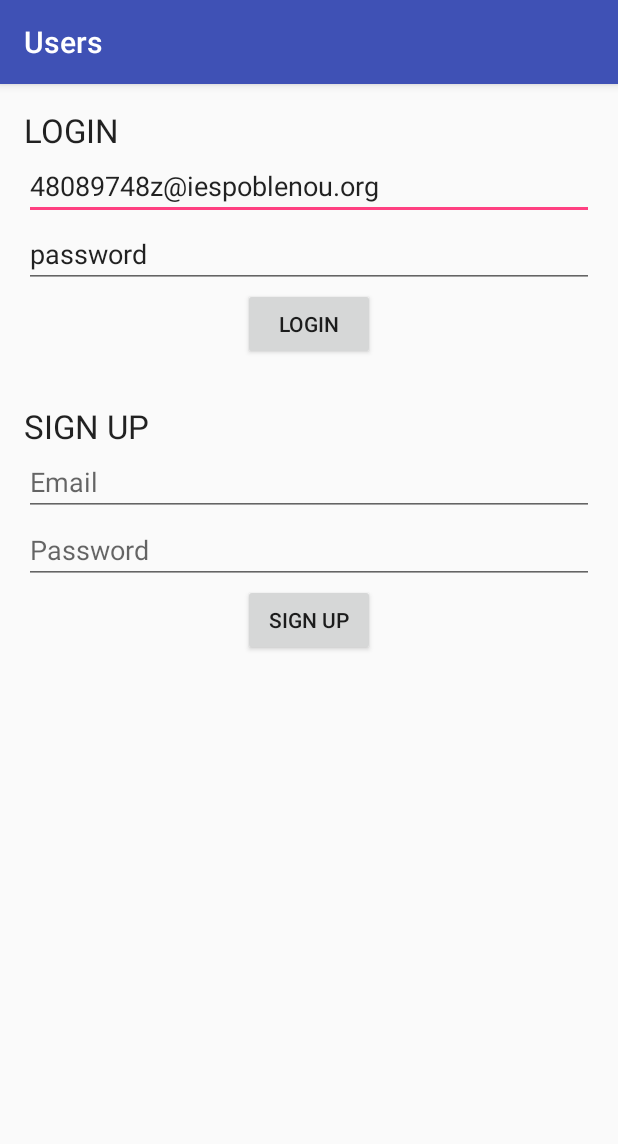
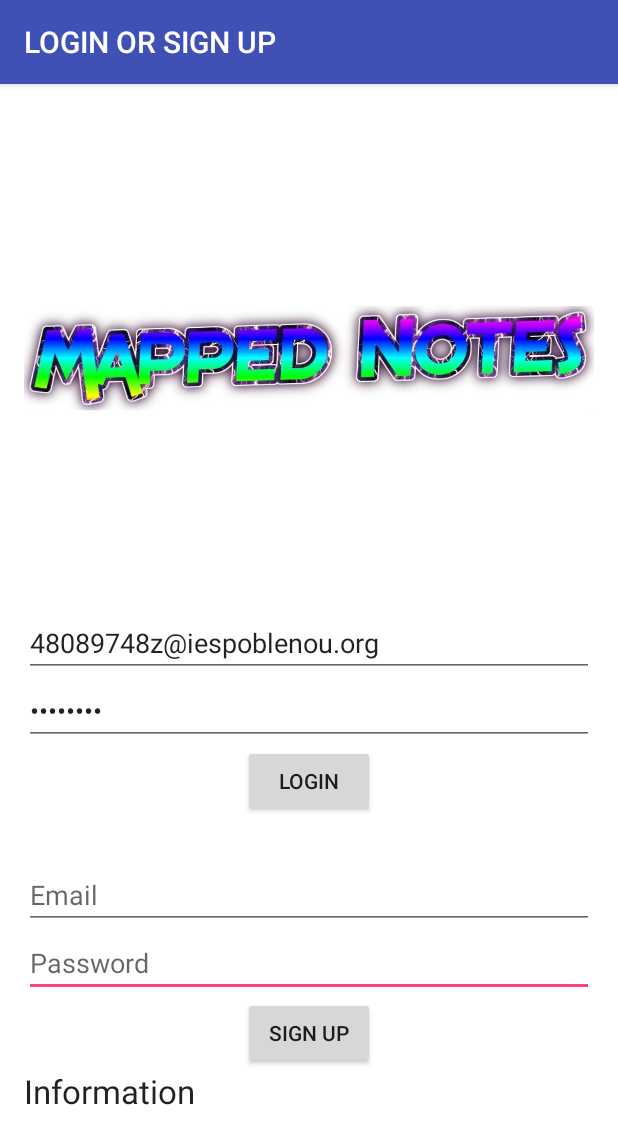
Before and after one commit to 48089748z/ANDROIDFirebaseUsers, an Android app: the screen it shows after launch (LoginActivity), on a phone screen of 412 x 824 dp. Shown: the top 1144 px of the screen. Run offline under Robolectric (Android 15) with nearby library versions, the phone set to English and light mode, and no system bars; libraries missing offline, so code that uses them is left out: com.firebase.client; 5 statements that could not run were skipped.

Commit message:
(Commit 2 by Oriol)
User integration works perfectly now.

```diff
--- a/app/src/main/AndroidManifest.xml
+++ b/app/src/main/AndroidManifest.xml
@@ -22,7 +22,7 @@
         android:theme="@style/AppTheme" >
         <activity
             android:name=".LoginActivity"
-            android:label="Users"
+            android:label="Firebase Users"
             android:theme="@style/AppTheme.NoActionBar" >
             <intent-filter>
                 <action android:name="android.intent.action.MAIN" />
--- a/app/src/main/java/com/casino/uri/firebaseusers/LoginActivity.java
+++ b/app/src/main/java/com/casino/uri/firebaseusers/LoginActivity.java
@@ -1,9 +1,13 @@
 package com.casino.uri.firebaseusers;
 
+import android.app.AlertDialog;
+import android.content.DialogInterface;
 import android.content.Intent;
 import android.os.Bundle;
+import android.support.design.widget.Snackbar;
 import android.support.v7.app.AppCompatActivity;
 import android.support.v7.widget.Toolbar;
+import android.util.Log;
 import android.view.View;
 import android.widget.Button;
 import android.widget.EditText;
@@ -16,24 +20,28 @@ import com.firebase.client.FirebaseError;
 import com.firebase.client.ValueEventListener;
 
 public class LoginActivity extends AppCompatActivity {
-    private Firebase mainReference;
-    private FirebaseConfig config;
+
+    boolean exists;
     private TextView information;
     private EditText emailLogin;
     private EditText passwordLogin;
     private EditText emailSignup;
     private EditText passwordSignup;
-    boolean exists = false;
 
+    private FirebaseConfig config;
+    private Firebase mainReference;
+    Firebase usersList;
     @Override
     protected void onCreate(Bundle savedInstanceState)
     {
         super.onCreate(savedInstanceState);
         setContentView(R.layout.activity_login);
         Toolbar toolbar = (Toolbar) findViewById(R.id.toolbar);
+        toolbar.setTitle("LOGIN OR SIGN UP");
         setSupportActionBar(toolbar);
         config = (FirebaseConfig) getApplication();
         mainReference = config.getMainReference();
+        usersList = mainReference.child("UsersList");
         information = (TextView) this.findViewById(R.id.TVinformation);
         emailLogin = (EditText) this.findViewById(R.id.ETemailLogin);
         passwordLogin = (EditText) this.findViewById(R.id.ETpasswordLogin);
@@ -41,30 +49,26 @@ public class LoginActivity extends AppCompatActivity {
         passwordSignup = (EditText) this.findViewById(R.id.ETpasswordSignup);
         Button login = (Button) this.findViewById(R.id.BTlogin);
         Button signup = (Button) this.findViewById(R.id.BTsignup);
-
         login.setOnClickListener(new View.OnClickListener() {
             @Override
-            public void onClick(View v)
-            {
+            public void onClick(View v) {
                 final String email = emailLogin.getText().toString();
                 final String password = passwordLogin.getText().toString();
 
                 mainReference.authWithPassword(email, password, new Firebase.AuthResultHandler() {
                     @Override
-                    public void onAuthenticated(AuthData authData)
-                    {
+                    public void onAuthenticated(AuthData authData) {
                         login(email, password, authData);
                     }
+
                     @Override
-                    public void onAuthenticationError(FirebaseError firebaseError)
-                    {
-                        information.setText("\n"+firebaseError.getMessage());
+                    public void onAuthenticationError(FirebaseError firebaseError) {
+                        information.setText("\n" + firebaseError.getMessage());
                     }
                 });
 
             }
         });
-
         signup.setOnClickListener(new View.OnClickListener() {
             @Override
             public void onClick(View v) {
@@ -73,37 +77,31 @@ public class LoginActivity extends AppCompatActivity {
                 mainReference.createUser(email, password, new Firebase.ResultHandler() {
                     @Override
                     public void onSuccess() {
-                        information.setText("\nSuccesfully Created User \n\nEmail: " + email + "\nPassword: " + password);
+                        information.setText("\nSuccesfully Created User");
                     }
 
                     @Override
                     public void onError(FirebaseError firebaseError) {
-                        information.setText("\n" + firebaseError.getMessage());
+                        information.setText("\n"+firebaseError.getMessage());
                     }
                 });
             }
         });
     }
+
     public void login(final String email, final String password, final AuthData authData)
     {
-        final Firebase usersList = mainReference.child("UsersList");
-        usersList.addValueEventListener(new ValueEventListener() {
+        usersList.addListenerForSingleValueEvent(new ValueEventListener() {
             @Override
-            public void onDataChange(DataSnapshot snapshot) {
-                for (DataSnapshot usersSnapshot : snapshot.getChildren()) {
+            public void onDataChange(DataSnapshot dataSnapshot) {
+                for (DataSnapshot usersSnapshot : dataSnapshot.getChildren()) {
                     User user = usersSnapshot.getValue(User.class);
-                    if (user.getUID().equals(authData.getUid()))
-                    {
+                    if (user.getUID().equals(authData.getUid())) {
+                        exists = true;
                         config.setMainReference(usersList.child(user.getKey()));
-                        exists = true;
                     }
                 }
-            }
-            @Override
-            public void onCancelled(FirebaseError firebaseError) {}
-        });
-        if (exists==false)
-        {
+                if (!exists) {
                     Firebase userF = usersList.push();
                     User newUser = new User();
                     newUser.setKey(userF.getKey());
@@ -112,16 +110,23 @@ public class LoginActivity extends AppCompatActivity {
                     newUser.setUID(authData.getUid());
                     userF.setValue(newUser);
                     config.setMainReference(usersList.child(userF.getKey()));
-            exists=false;
                 }
-        Intent startApp = new Intent(this, MainActivity.class);
-        startActivity(startApp);
+            }
+            @Override
+            public void onCancelled(FirebaseError firebaseError) {
+            }
+        });
+        Intent openApp = new Intent(this, MainActivity.class);
+        startActivity(openApp);
     }
     @Override
     protected void onStart() {
         super.onStart();
+        exists=false;
         emailLogin.setText("48089748z@iespoblenou.org");
         passwordLogin.setText("password");
+        emailLogin.setHint("Email");
+        passwordLogin.setHint("Password");
         emailSignup.setHint("Email");
         passwordSignup.setHint("Password");
     }
--- a/app/src/main/res/layout/content_login.xml
+++ b/app/src/main/res/layout/content_login.xml
@@ -7,97 +7,94 @@
     android:paddingTop="@dimen/activity_vertical_margin"
     android:paddingBottom="@dimen/activity_vertical_margin"
     app:layout_behavior="@string/appbar_scrolling_view_behavior"
-    tools:showIn="@layout/activity_main" tools:context="com.casino.uri.firebaseusers.LoginActivity">
+    tools:showIn="@layout/activity_login" tools:context="com.casino.uri.firebaseusers.LoginActivity"
+    android:background="#ffffff">
+
+    <TextView
+        android:layout_width="wrap_content"
+        android:layout_height="95dp"
+        android:textAppearance="?android:attr/textAppearanceLarge"
+        android:text="Information"
+        android:id="@+id/TVinformation"
+        android:layout_alignParentBottom="true"
+        android:layout_alignParentStart="true"
+        android:layout_alignParentEnd="true" />
+
+    <Button
+        android:layout_width="wrap_content"
+        android:layout_height="wrap_content"
+        android:text="SIGN UP"
+        android:id="@+id/BTsignup"
+        android:layout_above="@+id/TVinformation"
+        android:layout_centerHorizontal="true" />
+
+    <EditText
+        android:layout_width="wrap_content"
+        android:layout_height="wrap_content"
+        android:id="@+id/ETpasswordSignup"
+        android:layout_above="@+id/BTsignup"
+        android:layout_alignParentStart="true"
+        android:layout_alignEnd="@+id/TVinformation"
+        android:hint="Password"
+        android:inputType="textPassword"
+        android:maxLines="1"/>
+
+    <EditText
+        android:layout_width="wrap_content"
+        android:layout_height="wrap_content"
+        android:id="@+id/ETemailSignup"
+        android:hint="Email"
+        android:layout_above="@+id/ETpasswordSignup"
+        android:layout_alignParentStart="true"
+        android:layout_alignEnd="@+id/ETpasswordSignup" />
 
     <TextView
         android:layout_width="wrap_content"
         android:layout_height="wrap_content"
         android:textAppearance="?android:attr/textAppearanceLarge"
-        android:text="LOGIN"
-        android:layout_alignParentTop="true"
-        android:layout_alignParentStart="true"
-        android:layout_alignParentEnd="true"
-        android:id="@+id/textView" />
-
-    <EditText
-        android:layout_width="wrap_content"
-        android:layout_height="wrap_content"
-        android:id="@+id/ETemailLogin"
-        android:layout_below="@+id/textView"
-        android:layout_alignParentStart="true"
-        android:layout_alignEnd="@+id/textView"
-        android:hint="Email" />
-
-    <EditText
-        android:layout_width="wrap_content"
-        android:layout_height="wrap_content"
-        android:id="@+id/ETpasswordLogin"
-        android:layout_below="@+id/ETemailLogin"
-        android:layout_alignParentStart="true"
-        android:layout_alignEnd="@+id/ETemailLogin"
-        android:hint="Password" />
-
-    <Button
-        android:layout_width="wrap_content"
-        android:layout_height="wrap_content"
-        android:text="Login"
-        android:id="@+id/BTlogin"
-        android:layout_below="@+id/ETpasswordLogin"
-        android:layout_centerHorizontal="true" />
-
-    <TextView
-        android:layout_width="wrap_content"
-        android:layout_height="wrap_content"
-        android:textAppearance="?android:attr/textAppearanceLarge"
-        android:id="@+id/textView2"
-        android:layout_below="@+id/BTlogin"
-        android:layout_alignParentStart="true"
-        android:layout_alignEnd="@+id/ETpasswordLogin" />
-
-    <TextView
-        android:layout_width="wrap_content"
-        android:layout_height="wrap_content"
-        android:textAppearance="?android:attr/textAppearanceLarge"
-        android:text="SIGN UP"
-        android:id="@+id/textView3"
-        android:layout_below="@+id/textView2"
-        android:layout_alignParentStart="true"
-        android:layout_alignEnd="@+id/textView2" />
-
-    <EditText
-        android:layout_width="wrap_content"
-        android:layout_height="wrap_content"
-        android:id="@+id/ETemailSignup"
-        android:layout_below="@+id/textView3"
-        android:layout_alignParentStart="true"
-        android:layout_alignEnd="@+id/textView3"
-        android:hint="Email" />
-
-    <EditText
-        android:layout_width="wrap_content"
-        android:layout_height="wrap_content"
-        android:id="@+id/ETpasswordSignup"
-        android:hint="Password"
-        android:layout_below="@+id/ETemailSignup"
+        android:id="@+id/TVespacer"
+        android:layout_above="@+id/ETemailSignup"
         android:layout_alignParentStart="true"
         android:layout_alignEnd="@+id/ETemailSignup" />
 
     <Button
         android:layout_width="wrap_content"
         android:layout_height="wrap_content"
-        android:text="SIGN UP"
-        android:id="@+id/BTsignup"
-        android:layout_below="@+id/ETpasswordSignup"
-        android:layout_centerHorizontal="true" />
+        android:text="LOGIN"
+        android:id="@+id/BTlogin"
+        android:layout_above="@+id/TVespacer"
+        android:layout_centerHorizontal="true"
+        />
 
-    <TextView
+    <EditText
         android:layout_width="wrap_content"
         android:layout_height="wrap_content"
-        android:textAppearance="?android:attr/textAppearanceLarge"
-        android:id="@+id/TVinformation"
-        android:layout_below="@+id/BTsignup"
+        android:id="@+id/ETpasswordLogin"
+        android:hint="Password"
+        android:layout_above="@+id/BTlogin"
         android:layout_alignParentStart="true"
-        android:layout_alignEnd="@+id/ETpasswordSignup"
-        android:layout_alignParentBottom="true" />
+        android:layout_alignEnd="@+id/TVespacer"
+        android:inputType="textPassword"
+        android:maxLines="1"/>
+
+    <EditText
+        android:layout_width="wrap_content"
+        android:layout_height="wrap_content"
+        android:id="@+id/ETemailLogin"
+        android:hint="Email"
+        android:layout_above="@+id/ETpasswordLogin"
+        android:layout_alignParentStart="true"
+        android:layout_alignEnd="@+id/ETpasswordLogin"
+        android:maxLines="1"/>
+
+    <ImageView
+        android:layout_width="wrap_content"
+        android:layout_height="wrap_content"
+        android:id="@+id/IVlogo"
+        android:layout_above="@+id/ETemailLogin"
+        android:layout_alignParentStart="true"
+        android:layout_alignParentTop="true"
+        android:layout_alignEnd="@+id/ETemailLogin"
+        android:src="@drawable/flamingtext_logo" />
 
 </RelativeLayout>
```
Also changed, not shown: app/src/main/res/drawable/flamingtext_logo.jpg (added). Lines whose indentation alone changed are shown as unchanged.
